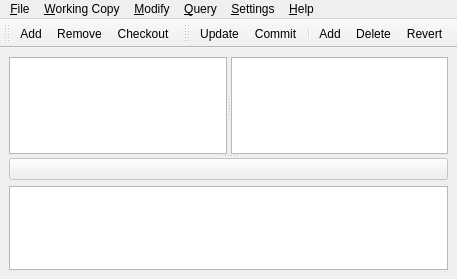
Qt form src/forms/qsvn.ui (anrichter/qsvn) before a commit.
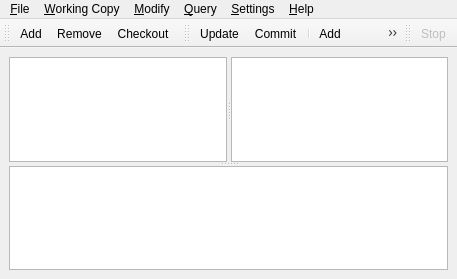
The same form after that commit. Icons and pictures are not drawn.

Commit message: - add actionStop to Toolbar

Diff of the .ui file:
```diff
--- a/src/forms/qsvn.ui
+++ b/src/forms/qsvn.ui
@@ -54,16 +54,6 @@
         <property name="spacing" >
          <number>6</number>
         </property>
-        <item>
-         <widget class="QPushButton" name="buttonCancel" >
-          <property name="enabled" >
-           <bool>false</bool>
-          </property>
-          <property name="text" >
-           <string/>
-          </property>
-         </widget>
-        </item>
         <item>
          <widget class="QTextEdit" name="editStatusText" />
         </item>
@@ -170,6 +160,15 @@
    <addaction name="actionDelete" />
    <addaction name="actionRevert" />
   </widget>
+  <widget class="QToolBar" name="toolBarAction" >
+   <property name="orientation" >
+    <enum>Qt::Horizontal</enum>
+   </property>
+   <attribute name="toolBarArea" >
+    <number>4</number>
+   </attribute>
+   <addaction name="actionStop" />
+  </widget>
   <action name="actionExit" >
    <property name="text" >
     <string>&amp;Exit</string>
@@ -268,6 +267,17 @@
     <string>About Qt...</string>
    </property>
   </action>
+  <action name="actionStop" >
+   <property name="enabled" >
+    <bool>false</bool>
+   </property>
+   <property name="icon" >
+    <iconset resource="../qsvn.qrc" >:/images/actionstop.png</iconset>
+   </property>
+   <property name="text" >
+    <string>Stop</string>
+   </property>
+  </action>
  </widget>
  <pixmapfunction></pixmapfunction>
  <resources>
```
The commit also changes 3 other files.
